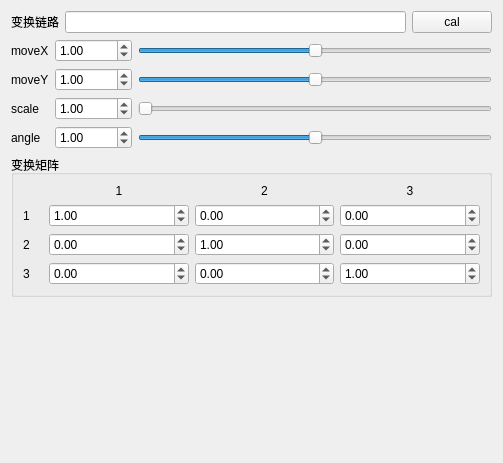
Qt form demo/opencv/visionnode/nodeAffineTransformation/affinetransformationitem.ui (xqyrz/plot) before a commit.
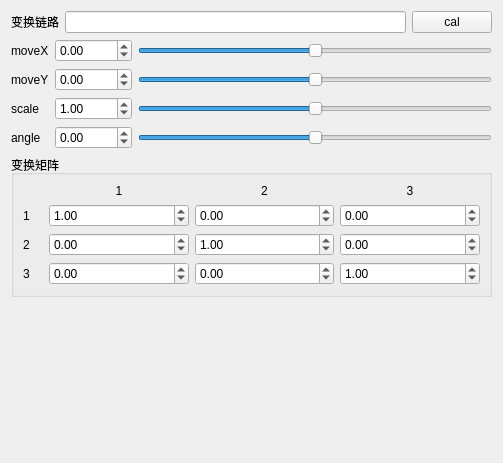
The same form after that commit.

```diff
--- a/demo/opencv/visionnode/nodeAffineTransformation/affinetransformationitem.ui
+++ b/demo/opencv/visionnode/nodeAffineTransformation/affinetransformationitem.ui
@@ -56,9 +56,12 @@
      <property name="maximum">
       <double>99999.000000000000000</double>
      </property>
-     <property name="value">
+     <property name="singleStep">
       <double>1.000000000000000</double>
      </property>
+     <property name="value">
+      <double>0.000000000000000</double>
+     </property>
     </widget>
    </item>
    <item row="1" column="2">
@@ -95,9 +98,12 @@
      <property name="maximum">
       <double>99999.000000000000000</double>
      </property>
-     <property name="value">
+     <property name="singleStep">
       <double>1.000000000000000</double>
      </property>
+     <property name="value">
+      <double>0.000000000000000</double>
+     </property>
     </widget>
    </item>
    <item row="2" column="2">
@@ -145,9 +151,12 @@
       <number>0</number>
      </property>
      <property name="maximum">
-      <number>9900</number>
+      <number>200</number>
      </property>
      <property name="singleStep">
+      <number>1</number>
+     </property>
+     <property name="value">
       <number>100</number>
      </property>
      <property name="orientation">
@@ -176,9 +185,12 @@
      <property name="maximum">
       <double>360.000000000000000</double>
      </property>
-     <property name="value">
+     <property name="singleStep">
       <double>1.000000000000000</double>
      </property>
+     <property name="value">
+      <double>0.000000000000000</double>
+     </property>
     </widget>
    </item>
    <item row="4" column="2">
```
